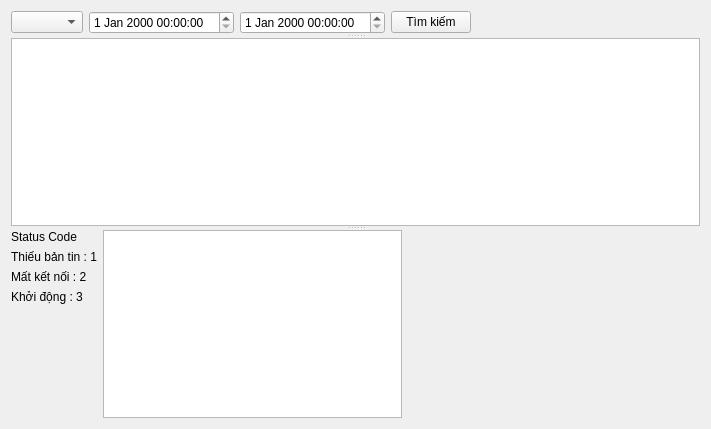
mrblam/uart_log_qt, file filter.ui: the form before one commit.
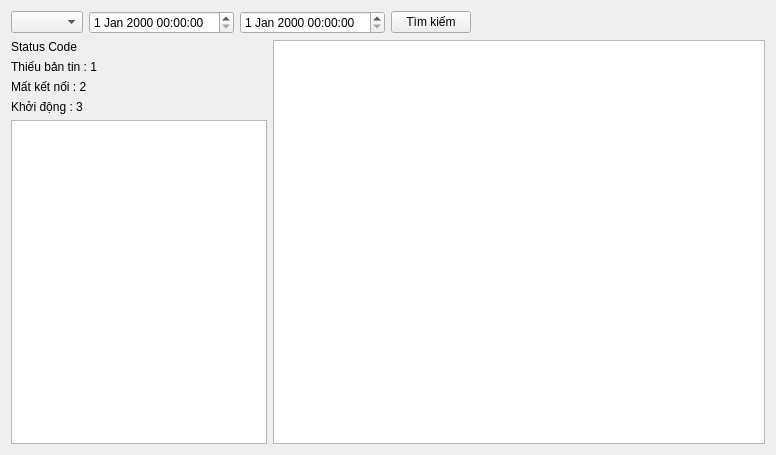
The form after the commit.

Patch:
```diff
--- a/filter.ui
+++ b/filter.ui
@@ -6,8 +6,8 @@
    <rect>
     <x>0</x>
     <y>0</y>
-    <width>711</width>
-    <height>429</height>
+    <width>776</width>
+    <height>455</height>
    </rect>
   </property>
   <property name="windowTitle">
@@ -15,11 +15,8 @@
   </property>
   <layout class="QGridLayout" name="gridLayout">
    <item row="0" column="0">
-    <widget class="QSplitter" name="splitter_2">
-     <property name="orientation">
-      <enum>Qt::Vertical</enum>
-     </property>
-     <widget class="QWidget" name="layoutWidget">
+    <layout class="QVBoxLayout" name="verticalLayout_3">
+     <item>
       <layout class="QHBoxLayout" name="horizontalLayout_3">
        <item>
         <layout class="QHBoxLayout" name="horizontalLayout_2">
@@ -55,14 +52,11 @@
         </spacer>
        </item>
       </layout>
-     </widget>
-     <widget class="QSplitter" name="splitter">
-      <property name="orientation">
-       <enum>Qt::Vertical</enum>
-      </property>
-      <widget class="QTableView" name="logAfterFilter"/>
-      <widget class="QWidget" name="layoutWidget">
-       <layout class="QHBoxLayout" name="horizontalLayout">
+     </item>
+     <item>
+      <layout class="QFormLayout" name="formLayout">
+       <item row="0" column="0">
+        <layout class="QVBoxLayout" name="verticalLayout_2">
         <item>
          <layout class="QVBoxLayout" name="verticalLayout">
           <item>
@@ -93,19 +87,6 @@
             </property>
            </widget>
           </item>
-          <item>
-           <spacer name="verticalSpacer">
-            <property name="orientation">
-             <enum>Qt::Vertical</enum>
-            </property>
-            <property name="sizeHint" stdset="0">
-             <size>
-              <width>20</width>
-              <height>40</height>
-             </size>
-            </property>
-           </spacer>
-          </item>
          </layout>
         </item>
         <item>
@@ -115,23 +96,14 @@
           </property>
          </widget>
         </item>
-        <item>
-         <spacer name="horizontalSpacer">
-          <property name="orientation">
-           <enum>Qt::Horizontal</enum>
-          </property>
-          <property name="sizeHint" stdset="0">
-           <size>
-            <width>108</width>
-            <height>20</height>
-           </size>
-          </property>
-         </spacer>
-        </item>
-       </layout>
-      </widget>
-     </widget>
-    </widget>
+        </layout>
+       </item>
+       <item row="0" column="1">
+        <widget class="QTableView" name="logAfterFilter"/>
+       </item>
+      </layout>
+     </item>
+    </layout>
    </item>
   </layout>
  </widget>
```
Lines whose indentation alone changed are shown as unchanged.
